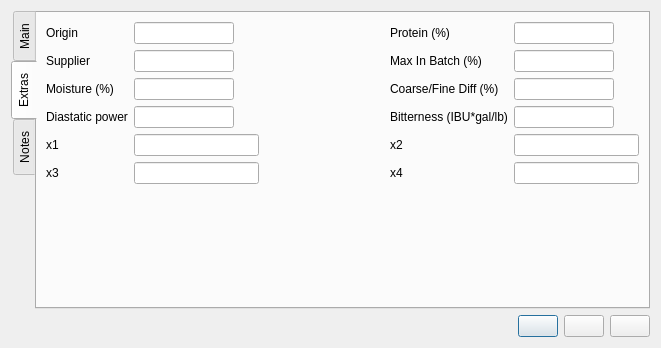
This is ui/fermentableEditor.ui in Brewken/brewken as Qt 5 draws it before an edit. The edited form follows.
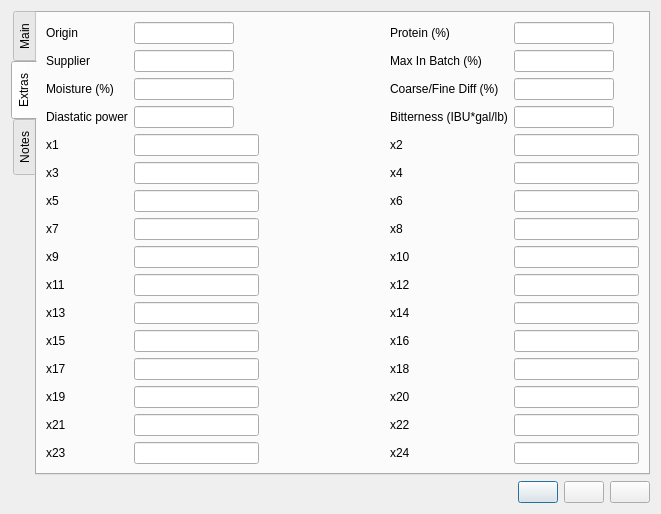
This is the edited form. The open tabs and pages were chosen to show the change. Icons and pictures are not drawn. Custom widgets are drawn as their Qt base class.

Commit message: Optional-value combo boxes, plus start on JSON fields in Fermentable Editory

Diff of the .ui file:
```diff
--- a/ui/fermentableEditor.ui
+++ b/ui/fermentableEditor.ui
@@ -10,6 +10,12 @@
     <height>348</height>
    </rect>
   </property>
+  <property name="sizePolicy">
+   <sizepolicy hsizetype="Minimum" vsizetype="Minimum">
+    <horstretch>0</horstretch>
+    <verstretch>0</verstretch>
+   </sizepolicy>
+  </property>
   <property name="windowTitle">
    <string>Fermentable Editor</string>
   </property>
@@ -670,8 +676,348 @@
          </property>
         </widget>
        </item>
-¥¥¥ Keep going to x23! ¥¥¥
+       <item row="6" column="0">
+        <widget class="QLabel" name="label_x5">
+         <property name="text">
+          <string>x5</string>
+         </property>
+         <property name="buddy">
+          <cstring>lineEdit_x5</cstring>
+         </property>
+        </widget>
+       </item>
        <item row="6" column="1">
+        <widget class="SmartLineEdit" name="lineEdit_x5">
+         <property name="toolTip">
+          <string>x5</string>
+         </property>
+        </widget>
+       </item>
+       <item row="6" column="3">
+        <widget class="QLabel" name="label_x6">
+         <property name="text">
+          <string>x6</string>
+         </property>
+         <property name="buddy">
+          <cstring>lineEdit_x6</cstring>
+         </property>
+        </widget>
+       </item>
+       <item row="6" column="4">
+        <widget class="SmartLineEdit" name="lineEdit_x6">
+         <property name="toolTip">
+          <string>x6</string>
+         </property>
+        </widget>
+       </item>
+       <item row="7" column="0">
+        <widget class="QLabel" name="label_x7">
+         <property name="text">
+          <string>x7</string>
+         </property>
+         <property name="buddy">
+          <cstring>lineEdit_x7</cstring>
+         </property>
+        </widget>
+       </item>
+       <item row="7" column="1">
+        <widget class="SmartLineEdit" name="lineEdit_x7">
+         <property name="toolTip">
+          <string>x7</string>
+         </property>
+        </widget>
+       </item>
+       <item row="7" column="3">
+        <widget class="QLabel" name="label_x8">
+         <property name="text">
+          <string>x8</string>
+         </property>
+         <property name="buddy">
+          <cstring>lineEdit_x8</cstring>
+         </property>
+        </widget>
+       </item>
+       <item row="7" column="4">
+        <widget class="SmartLineEdit" name="lineEdit_x8">
+         <property name="toolTip">
+          <string>x8</string>
+         </property>
+        </widget>
+       </item>
+       <item row="8" column="0">
+        <widget class="QLabel" name="label_x9">
+         <property name="text">
+          <string>x9</string>
+         </property>
+         <property name="buddy">
+          <cstring>lineEdit_x9</cstring>
+         </property>
+        </widget>
+       </item>
+       <item row="8" column="1">
+        <widget class="SmartLineEdit" name="lineEdit_x9">
+         <property name="toolTip">
+          <string>x9</string>
+         </property>
+        </widget>
+       </item>
+       <item row="8" column="3">
+        <widget class="QLabel" name="label_x10">
+         <property name="text">
+          <string>x10</string>
+         </property>
+         <property name="buddy">
+          <cstring>lineEdit_x10</cstring>
+         </property>
+        </widget>
+       </item>
+       <item row="8" column="4">
+        <widget class="SmartLineEdit" name="lineEdit_x10">
+         <property name="toolTip">
+          <string>x10</string>
+         </property>
+        </widget>
+       </item>
+       <item row="9" column="0">
+        <widget class="QLabel" name="label_x11">
+         <property name="text">
+          <string>x11</string>
+         </property>
+         <property name="buddy">
+          <cstring>lineEdit_x11</cstring>
+         </property>
+        </widget>
+       </item>
+       <item row="9" column="1">
+        <widget class="SmartLineEdit" name="lineEdit_x11">
+         <property name="toolTip">
+          <string>x11</string>
+         </property>
+        </widget>
+       </item>
+       <item row="9" column="3">
+        <widget class="QLabel" name="label_x12">
+         <property name="text">
+          <string>x12</string>
+         </property>
+         <property name="buddy">
+          <cstring>lineEdit_x12</cstring>
+         </property>
+        </widget>
+       </item>
+       <item row="9" column="4">
+        <widget class="SmartLineEdit" name="lineEdit_x12">
+         <property name="toolTip">
+          <string>x12</string>
+         </property>
+        </widget>
+       </item>
+       <item row="10" column="0">
+        <widget class="QLabel" name="label_x13">
+         <property name="text">
+          <string>x13</string>
+         </property>
+         <property name="buddy">
+          <cstring>lineEdit_x13</cstring>
+         </property>
+        </widget>
+       </item>
+       <item row="10" column="1">
+        <widget class="SmartLineEdit" name="lineEdit_x13">
+         <property name="toolTip">
+          <string>x13</string>
+         </property>
+        </widget>
+       </item>
+       <item row="10" column="3">
+        <widget class="QLabel" name="label_x14">
+         <property name="text">
+          <string>x14</string>
+         </property>
+         <property name="buddy">
+          <cstring>lineEdit_x14</cstring>
+         </property>
+        </widget>
+       </item>
+       <item row="10" column="4">
+        <widget class="SmartLineEdit" name="lineEdit_x14">
+         <property name="toolTip">
+          <string>x14</string>
+         </property>
+        </widget>
+       </item>
+       <item row="11" column="0">
+        <widget class="QLabel" name="label_x15">
+         <property name="text">
+          <string>x15</string>
+         </property>
+         <property name="buddy">
+          <cstring>lineEdit_x15</cstring>
+         </property>
+        </widget>
+       </item>
+       <item row="11" column="1">
+        <widget class="SmartLineEdit" name="lineEdit_x15">
+         <property name="toolTip">
+          <string>x15</string>
+         </property>
+        </widget>
+       </item>
+       <item row="11" column="3">
+        <widget class="QLabel" name="label_x16">
+         <property name="text">
+          <string>x16</string>
+         </property>
+         <property name="buddy">
+          <cstring>lineEdit_x16</cstring>
+         </property>
+        </widget>
+       </item>
+       <item row="11" column="4">
+        <widget class="SmartLineEdit" name="lineEdit_x16">
+         <property name="toolTip">
+          <string>x16</string>
+         </property>
+        </widget>
+       </item>
+       <item row="12" column="0">
+        <widget class="QLabel" name="label_x17">
+         <property name="text">
+          <string>x17</string>
+         </property>
+         <property name="buddy">
+          <cstring>lineEdit_x17</cstring>
+         </property>
+        </widget>
+       </item>
+       <item row="12" column="1">
+        <widget class="SmartLineEdit" name="lineEdit_x17">
+         <property name="toolTip">
+          <string>x17</string>
+         </property>
+        </widget>
+       </item>
+       <item row="12" column="3">
+        <widget class="QLabel" name="label_x18">
+         <property name="text">
+          <string>x18</string>
+         </property>
+         <property name="buddy">
+          <cstring>lineEdit_x18</cstring>
+         </property>
+        </widget>
+       </item>
+       <item row="12" column="4">
+        <widget class="SmartLineEdit" name="lineEdit_x18">
+         <property name="toolTip">
+          <string>x18</string>
+         </property>
+        </widget>
+       </item>
+       <item row="13" column="0">
+        <widget class="QLabel" name="label_x19">
+         <property name="text">
+          <string>x19</string>
+         </property>
+         <property name="buddy">
+          <cstring>lineEdit_x19</cstring>
+         </property>
+        </widget>
+       </item>
+       <item row="13" column="1">
+        <widget class="SmartLineEdit" name="lineEdit_x19">
+         <property name="toolTip">
+          <string>x19</string>
+         </property>
+        </widget>
+       </item>
+       <item row="13" column="3">
+        <widget class="QLabel" name="label_x20">
+         <property name="text">
+          <string>x20</string>
+         </property>
+         <property name="buddy">
+          <cstring>lineEdit_x20</cstring>
+         </property>
+        </widget>
+       </item>
+       <item row="13" column="4">
+        <widget class="SmartLineEdit" name="lineEdit_x20">
+         <property name="toolTip">
+          <string>x20</string>
+         </property>
+        </widget>
+       </item>
+       <item row="14" column="0">
+        <widget class="QLabel" name="label_x21">
+         <property name="text">
+          <string>x21</string>
+         </property>
+         <property name="buddy">
+          <cstring>lineEdit_x21</cstring>
+         </property>
+        </widget>
+       </item>
+       <item row="14" column="1">
+        <widget class="SmartLineEdit" name="lineEdit_x21">
+         <property name="toolTip">
+          <string>x21</string>
+         </property>
+        </widget>
+       </item>
+       <item row="14" column="3">
+        <widget class="QLabel" name="label_x22">
+         <property name="text">
+          <string>x22</string>
+         </property>
+         <property name="buddy">
+          <cstring>lineEdit_x22</cstring>
+         </property>
+        </widget>
+       </item>
+       <item row="14" column="4">
+        <widget class="SmartLineEdit" name="lineEdit_x22">
+         <property name="toolTip">
+          <string>x22</string>
+         </property>
+        </widget>
+       </item>
+       <item row="15" column="0">
+        <widget class="QLabel" name="label_x23">
+         <property name="text">
+          <string>x23</string>
+         </property>
+         <property name="buddy">
+          <cstring>lineEdit_x23</cstring>
+         </property>
+        </widget>
+       </item>
+       <item row="15" column="1">
+        <widget class="SmartLineEdit" name="lineEdit_x23">
+         <property name="toolTip">
+          <string>x23</string>
+         </property>
+        </widget>
+       </item>
+       <item row="15" column="3">
+        <widget class="QLabel" name="label_x24">
+         <property name="text">
+          <string>x24</string>
+         </property>
+         <property name="buddy">
+          <cstring>lineEdit_x24</cstring>
+         </property>
+        </widget>
+       </item>
+       <item row="15" column="4">
+        <widget class="SmartLineEdit" name="lineEdit_x24">
+         <property name="toolTip">
+          <string>x24</string>
+         </property>
+        </widget>
+       </item>
+
+       <item row="16" column="1">
         <spacer name="verticalSpacer_2">
          <property name="orientation">
           <enum>Qt::Vertical</enum>
@@ -767,6 +1113,11 @@
   </layout>
  </widget>
  <customwidgets>
+  <customwidget>
+   <class>BtComboBox</class>
+   <extends>QComboBox</extends>
+   <header>widgets/BtComboBox.h</header>
+  </customwidget>
   <customwidget>
    <class>SmartLabel</class>
    <extends>QLabel</extends>
```
Left out of the diff: 40 changed lines with no effect on the pictures. The commit also changes 38 other files.
